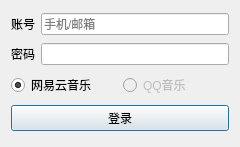
First picture: the form in logindialog.ui, repository iwxyi/NeveMusic, before the edit.
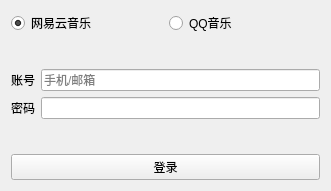
Second picture: the form after the edit.

Commit message: 添加输入QQ音乐的Cookie

Patch:
```diff
--- a/logindialog.ui
+++ b/logindialog.ui
@@ -6,8 +6,8 @@
    <rect>
     <x>0</x>
     <y>0</y>
-    <width>240</width>
-    <height>147</height>
+    <width>331</width>
+    <height>191</height>
    </rect>
   </property>
   <property name="windowTitle">
@@ -15,6 +15,62 @@
   </property>
   <layout class="QVBoxLayout" name="verticalLayout">
    <item>
+    <layout class="QHBoxLayout" name="horizontalLayout_3">
+     <item>
+      <widget class="QRadioButton" name="neteaseRadio">
+       <property name="text">
+        <string>网易云音乐</string>
+       </property>
+       <property name="checked">
+        <bool>true</bool>
+       </property>
+      </widget>
+     </item>
+     <item>
+      <widget class="QRadioButton" name="qqmusicRadio">
+       <property name="enabled">
+        <bool>true</bool>
+       </property>
+       <property name="text">
+        <string>QQ音乐</string>
+       </property>
+      </widget>
+     </item>
+    </layout>
+   </item>
+   <item>
+    <widget class="QStackedWidget" name="stackedWidget">
+     <property name="currentIndex">
+      <number>0</number>
+     </property>
+     <widget class="QWidget" name="neteasePage">
+      <layout class="QVBoxLayout" name="verticalLayout_2">
+       <property name="leftMargin">
+        <number>0</number>
+       </property>
+       <property name="topMargin">
+        <number>0</number>
+       </property>
+       <property name="rightMargin">
+        <number>0</number>
+       </property>
+       <property name="bottomMargin">
+        <number>0</number>
+       </property>
+       <item>
+        <spacer name="verticalSpacer_2">
+         <property name="orientation">
+          <enum>Qt::Vertical</enum>
+         </property>
+         <property name="sizeHint" stdset="0">
+          <size>
+           <width>20</width>
+           <height>40</height>
+          </size>
+         </property>
+        </spacer>
+       </item>
+       <item>
     <layout class="QHBoxLayout" name="horizontalLayout">
      <item>
       <widget class="QLabel" name="label">
@@ -51,28 +107,71 @@
     </layout>
    </item>
    <item>
-    <layout class="QHBoxLayout" name="horizontalLayout_3">
+        <spacer name="verticalSpacer">
+         <property name="orientation">
+          <enum>Qt::Vertical</enum>
+         </property>
+         <property name="sizeHint" stdset="0">
+          <size>
+           <width>20</width>
+           <height>40</height>
+          </size>
+         </property>
+        </spacer>
+       </item>
+      </layout>
+     </widget>
+     <widget class="QWidget" name="qqmusicPage">
+      <layout class="QVBoxLayout" name="verticalLayout_3">
+       <property name="leftMargin">
+        <number>0</number>
+       </property>
+       <property name="topMargin">
+        <number>0</number>
+       </property>
+       <property name="rightMargin">
+        <number>0</number>
+       </property>
+       <property name="bottomMargin">
+        <number>0</number>
+       </property>
      <item>
-      <widget class="QRadioButton" name="neteaseRadio">
+        <layout class="QHBoxLayout" name="horizontalLayout_4">
+         <item>
+          <widget class="QLabel" name="label_3">
        <property name="text">
-        <string>网易云音乐</string>
-       </property>
-       <property name="checked">
-        <bool>true</bool>
-       </property>
+            <string>输入QQ音乐的Cookies</string>
+           </property>
       </widget>
      </item>
      <item>
-      <widget class="QRadioButton" name="qqmusicRadio">
-       <property name="enabled">
-        <bool>false</bool>
-       </property>
+          <spacer name="horizontalSpacer">
+           <property name="orientation">
+            <enum>Qt::Horizontal</enum>
+           </property>
+           <property name="sizeHint" stdset="0">
+            <size>
+             <width>40</width>
+             <height>20</height>
+            </size>
+           </property>
+          </spacer>
+         </item>
+         <item>
+          <widget class="QPushButton" name="cookieHelpButton">
        <property name="text">
-        <string>QQ音乐</string>
+            <string>帮助</string>
        </property>
       </widget>
      </item>
     </layout>
+       </item>
+       <item>
+        <widget class="QPlainTextEdit" name="qqmusicCookieEdit"/>
+       </item>
+      </layout>
+     </widget>
+    </widget>
    </item>
    <item>
     <widget class="QPushButton" name="loginButton">
```
Lines whose indentation alone changed are shown as unchanged. The commit also changes 6 other files.
